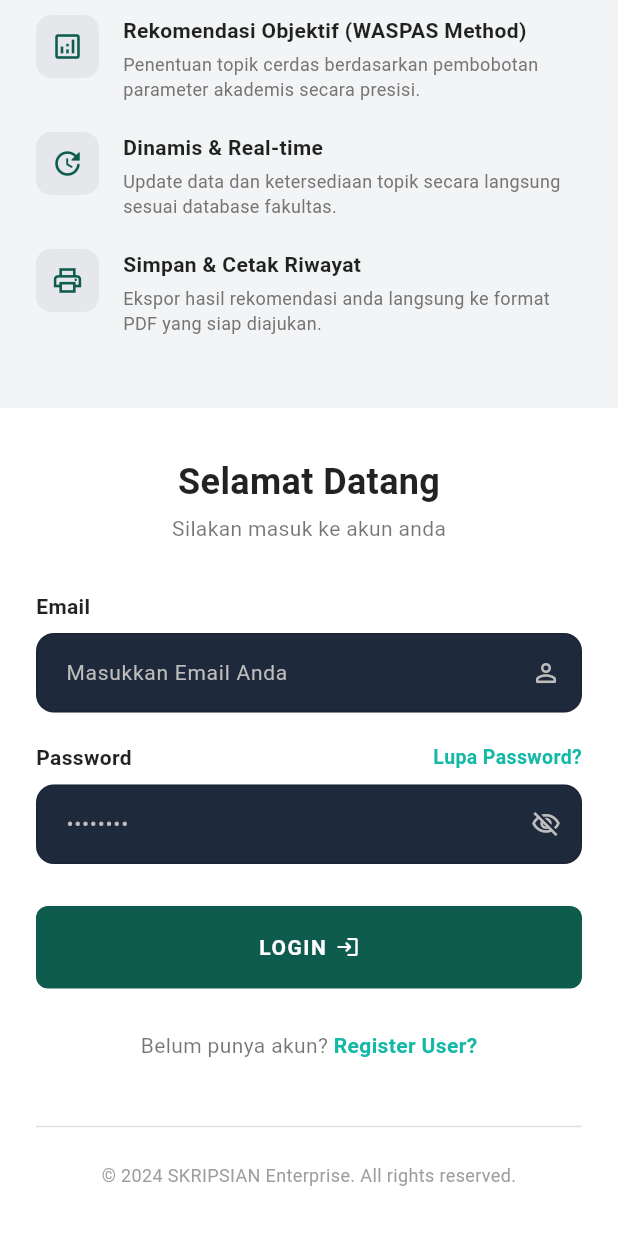
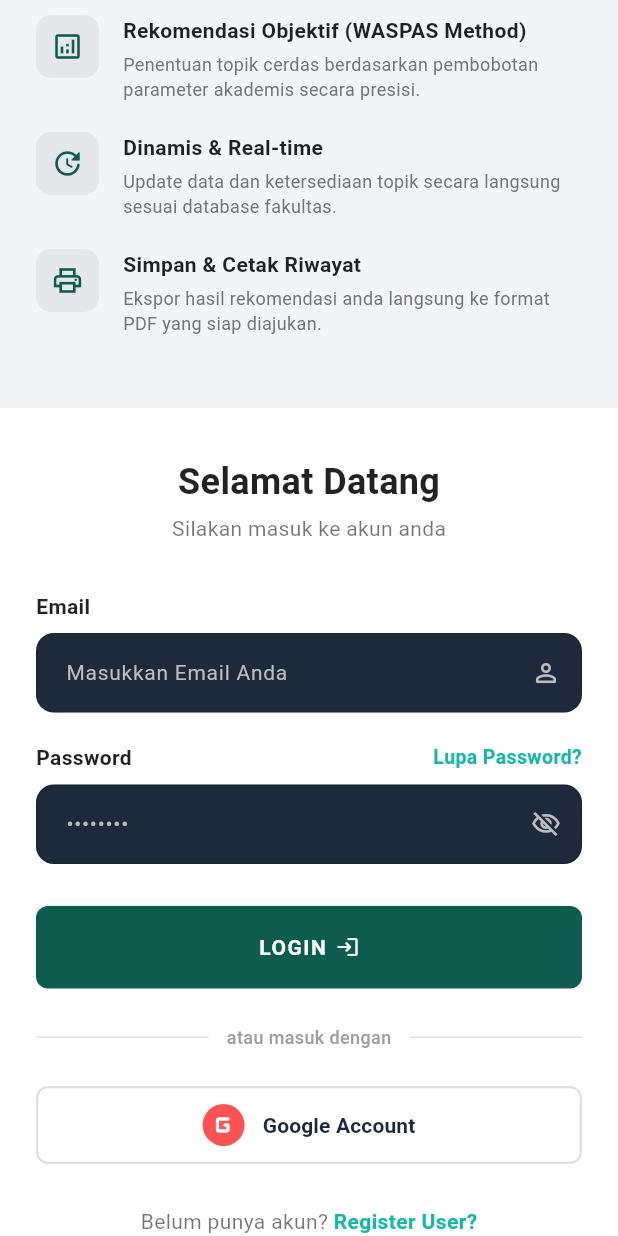
Before and after one commit to riyan-sa/flutter_spk, a Flutter app: the screen it shows after launch, scrolled down 235 dp, on a phone screen of 412 x 824 dp. Run offline on Flutter 3.47's test engine with Material 3 defaults, Android fonts, the phone set to English and light mode, and no system bars; our stand-ins replace dio, firebase_core, google_sign_in, image_picker, pdf, printing and 1 more; missing offline and left inert: google_mlkit_text_recognition; accounts and stored records are empty.

Commit message:
google login masih error

```diff
--- a/lib/main.dart
+++ b/lib/main.dart
@@ -1,5 +1,10 @@
 import 'package:flutter/material.dart';
 import 'package:provider/provider.dart';
+
+// ➔ IMPORT FIREBASE CORE & OPTIONS
+import 'package:firebase_core/firebase_core.dart';
+import 'firebase_options.dart'; // File ini otomatis dibuat oleh flutterfire cli
+
 import 'providers/auth_provider.dart';
 import 'providers/spk_provider.dart';
 import 'views/auth/login_page.dart';
@@ -8,13 +13,19 @@ import 'views/main_navigation.dart';
 import 'views/penilaian/form_penilaian_page.dart';
 import 'views/hasil/hasil_page.dart';
 import 'views/history/history_page.dart';
-// Import file splash screen dan theme lu
 import 'views/splash/splash_page.dart';
 import 'shared/theme.dart';
 
-// Hapus 'async' di void main karena kita gak butuh await checkLoginStatus lagi di sini
-void main() {
+// ➔ UBAH MAIN MENJADI ASYNC UNTUK INISIALISASI FIREBASE
+void main() async {
+  // Wajib dipanggil pertama kali jika ada proses await sebelum runApp
   WidgetsFlutterBinding.ensureInitialized();
+
+  // ➔ INISIALISASI FIREBASE
+  await Firebase.initializeApp(
+    options: DefaultFirebaseOptions.currentPlatform,
+  );
+
   final auth = AuthProvider();
 
   runApp(
@@ -35,7 +46,7 @@ class MainApp extends StatelessWidget {
   Widget build(BuildContext context) {
     return MaterialApp(
       debugShowCheckedModeBanner: false,
-      theme: AppTheme.lightTheme, // Memasang tema kustom lu
+      theme: AppTheme.lightTheme, // Memasang tema kustom
       // Aplikasi sekarang SELALU mulai dari SplashPage
       home: const SplashPage(),
 
@@ -45,8 +56,7 @@ class MainApp extends StatelessWidget {
         '/dashboard': (context) => const MainNavigation(),
         '/form-penilaian': (context) => const FormPenilaianPage(),
         '/hasil-rekomendasi': (context) => const HasilPage(),
-        '/history': (context) =>
-            const HistoryPage(), // Tambahkan route untuk HistoryPage
+        '/history': (context) => const HistoryPage(),
       },
     );
   }
--- a/lib/views/auth/login_page.dart
+++ b/lib/views/auth/login_page.dart
@@ -11,7 +11,7 @@ class LoginPage extends StatefulWidget {
 
 class _LoginPageState extends State<LoginPage> {
   final _formKey = GlobalKey<FormState>();
-  final _emailController = TextEditingController(); // Menggunakan email controller
+  final _emailController = TextEditingController();
   final _passwordController = TextEditingController();
   bool _isPasswordObscured = true;
   bool _isLoading = false;
@@ -20,7 +20,6 @@ class _LoginPageState extends State<LoginPage> {
     if (_formKey.currentState!.validate()) {
       setState(() => _isLoading = true);
 
-      // Mengirimkan email murni hasil inputan user ke API Laravel
       bool success = await Provider.of<AuthProvider>(context, listen: false).login(
         _emailController.text.trim(),
         _passwordController.text,
@@ -29,6 +28,7 @@ class _LoginPageState extends State<LoginPage> {
       setState(() => _isLoading = false);
 
       if (success && mounted) {
+        // Menyelaraskan rute perpindahan halaman utama setelah login sukses
         Navigator.pushReplacementNamed(context, '/dashboard');
       } else if (mounted) {
         ScaffoldMessenger.of(context).showSnackBar(
@@ -41,6 +41,24 @@ class _LoginPageState extends State<LoginPage> {
     }
   }
 
+  // LOGIKA BARU: Handle jembatan autentikasi Google Sign-In tambahan
+  void _handleGoogleLogin() async {
+    final authProvider = Provider.of<AuthProvider>(context, listen: false);
+
+    bool success = await authProvider.loginWithGoogle();
+
+    if (success && mounted) {
+      Navigator.pushReplacementNamed(context, '/dashboard');
+    } else if (mounted) {
+      ScaffoldMessenger.of(context).showSnackBar(
+        const SnackBar(
+          content: Text('Gagal masuk menggunakan akun Google!'),
+          backgroundColor: Colors.redAccent,
+        ),
+      );
+    }
+  }
+
   @override
   void dispose() {
     _emailController.dispose();
@@ -50,10 +68,15 @@ class _LoginPageState extends State<LoginPage> {
 
   @override
   Widget build(BuildContext context) {
-    const primaryColor = Color(0xFF0D5C4D); // Hijau Tua SKRIPSIAN
-    const tealColor = Color(0xFF14B8A6);    // Hijau Teal Akseror / Link
-    const darkFieldColor = Color(0xFF1E293B); // Input Box Gelap (Slate)
-    const grayBgColor = Color(0xFFF3F4F6);    // Latar Belakang Atas
+    final authProvider = Provider.of<AuthProvider>(context);
+
+    const primaryColor = Color(0xFF0D5C4D);
+    const tealColor = Color(0xFF14B8A6);
+    const darkFieldColor = Color(0xFF1E293B);
+    const grayBgColor = Color(0xFFF3F4F6);
+
+    // Menentukan state loading gabungan antara login lama dan login google
+    bool systemIsLoading = _isLoading || authProvider.isLoading;
 
     return Scaffold(
       backgroundColor: Colors.white,
@@ -63,7 +86,7 @@ class _LoginPageState extends State<LoginPage> {
             crossAxisAlignment: CrossAxisAlignment.stretch,
             children: [
               // ==========================================
-              // SECTION 1: HEADER & BANNER INFO (Latar Abu-abu Ringan)
+              // SECTION 1: HEADER & BANNER INFO
               // ==========================================
               Container(
                 color: grayBgColor,
@@ -120,7 +143,7 @@ class _LoginPageState extends State<LoginPage> {
               ),
 
               // ==========================================
-              // SECTION 2: FORM LOGIN (Latar Putih Bersih)
+              // SECTION 2: FORM LOGIN + GOOGLE ADD-ON
               // ==========================================
               Padding(
                 padding: const EdgeInsets.symmetric(horizontal: 24.0, vertical: 32.0),
@@ -139,7 +162,7 @@ class _LoginPageState extends State<LoginPage> {
                       ),
                       const SizedBox(height: 32),
 
-                      // FIELD 1: EMAIL INPUT (Label Username / NIM agar sinkron ke Figma)
+                      // FIELD 1: EMAIL INPUT
                       const Align(
                         alignment: Alignment.centerLeft,
                         child: Text(
@@ -150,10 +173,10 @@ class _LoginPageState extends State<LoginPage> {
                       const SizedBox(height: 8),
                       TextFormField(
                         controller: _emailController,
-                        keyboardType: TextInputType.emailAddress, // Mengoptimalkan keyboard untuk email
+                        keyboardType: TextInputType.emailAddress,
                         style: const TextStyle(color: Colors.white, fontSize: 14),
                         decoration: InputDecoration(
-                          hintText: 'Masukkan Email Anda', // Petunjuk pengisian email
+                          hintText: 'Masukkan Email Anda',
                           hintStyle: TextStyle(color: Colors.grey[400], fontSize: 14),
                           filled: true,
                           fillColor: darkFieldColor,
@@ -173,7 +196,7 @@ class _LoginPageState extends State<LoginPage> {
                       ),
                       const SizedBox(height: 20),
 
-                      // FIELD 2: PASSWORD + LUPA PASSWORD
+                      // FIELD 2: PASSWORD INPUT
                       Row(
                         mainAxisAlignment: MainAxisAlignment.spaceBetween,
                         children: [
@@ -215,11 +238,11 @@ class _LoginPageState extends State<LoginPage> {
                       ),
                       const SizedBox(height: 28),
 
-                      // TOMBOL LOGIN
+                      // TOMBOL UTAMA LAMA: EMAIL & PASSWORD LOGIN
                       SizedBox(
                         width: double.infinity,
                         child: ElevatedButton(
-                          onPressed: _isLoading ? null : _handleLogin,
+                          onPressed: systemIsLoading ? null : _handleLogin,
                           style: ElevatedButton.styleFrom(
                             backgroundColor: primaryColor,
                             foregroundColor: Colors.white,
@@ -227,7 +250,7 @@ class _LoginPageState extends State<LoginPage> {
                             shape: RoundedRectangleBorder(borderRadius: BorderRadius.circular(8)),
                             elevation: 0,
                           ),
-                          child: _isLoading
+                          child: systemIsLoading && _isLoading
                             ? const SizedBox(width: 20, height: 20, child: CircularProgressIndicator(color: Colors.white, strokeWidth: 2))
                             : Row(
                                 mainAxisAlignment: MainAxisAlignment.center,
@@ -239,9 +262,65 @@ class _LoginPageState extends State<LoginPage> {
                               ),
                         ),
                       ),
+                      const SizedBox(height: 24),
+
+                      // GARIS PEMBATAS VISUAL (OR SEPARATOR)
+                      Row(
+                        children: [
+                          Expanded(child: Divider(color: Colors.grey[300], thickness: 1)),
+                          Padding(
+                            padding: const EdgeInsets.symmetric(horizontal: 12),
+                            child: Text(
+                              "atau masuk dengan",
+                              style: TextStyle(color: Colors.grey[500], fontSize: 12, fontWeight: FontWeight.w500),
+                            ),
+                          ),
+                          Expanded(child: Divider(color: Colors.grey[300], thickness: 1)),
+                        ],
+                      ),
+                      const SizedBox(height: 24),
+
+                      // OPSI FITUR TAMBAHAN: TOMBOL GOOGLE AUTHENTICATION
+                      OutlinedButton(
+                        style: OutlinedButton.styleFrom(
+                          minimumSize: const Size(double.infinity, 52),
+                          side: BorderSide(color: Colors.grey[300]!, width: 1.5),
+                          shape: RoundedRectangleBorder(borderRadius: BorderRadius.circular(8)),
+                        ),
+                        onPressed: systemIsLoading ? null : _handleGoogleLogin,
+                        child: systemIsLoading && authProvider.isLoading
+                          ? const SizedBox(width: 20, height: 20, child: CircularProgressIndicator(color: primaryColor, strokeWidth: 2))
+                          : Row(
+                              mainAxisAlignment: MainAxisAlignment.center,
+                              children: [
+                                // Menggunakan Ikon G bawaan Flutter yang dibungkus lingkaran merah
+                                Container(
+                                  decoration: const BoxDecoration(
+                                    color: Colors.redAccent,
+                                    shape: BoxShape.circle,
+                                  ),
+                                  padding: const EdgeInsets.all(2),
+                                  child: const Icon(
+                                    Icons.g_mobiledata_rounded,
+                                    color: Colors.white,
+                                    size: 24,
+                                  ),
+                                ),
+                                const SizedBox(width: 12),
+                                const Text(
+                                  "Google Account",
+                                  style: TextStyle(
+                                    color: Color(0xFF1E293B),
+                                    fontSize: 14,
+                                    fontWeight: FontWeight.bold,
+                                  ),
+                                ),
+                              ],
+                            ),
+                      ),
                       const SizedBox(height: 28),
 
-                      // TEKS REGISTER USER
+                      // TEKS LINK REGISTER USER
                       Row(
                         mainAxisAlignment: MainAxisAlignment.center,
                         children: [
@@ -266,7 +345,7 @@ class _LoginPageState extends State<LoginPage> {
                       const Divider(color: Colors.black12, thickness: 1),
                       const SizedBox(height: 16),
                       Text(
-                        '© 2024 SKRIPSIAN Enterprise. All rights reserved.',
+                        '© 2026 SKRIPSIAN Enterprise. All rights reserved.',
                         textAlign: TextAlign.center,
                         style: TextStyle(color: Colors.grey[500], fontSize: 12),
                       ),
--- a/pubspec.yaml
+++ b/pubspec.yaml
@@ -52,6 +52,11 @@ dependencies:
   flutter_spinkit: ^5.2.1
   image_picker: ^1.2.2
   google_mlkit_text_recognition: ^0.15.1
+  google_sign_in: ^6.2.1
+
+  firebase_core: ^3.1.1
+
+  firebase_auth: ^5.1.1
 
 dev_dependencies:
   flutter_test:
```
Also changed, not shown: lib/providers/auth_provider.dart (+86 -0 lines), firebase.json (added), lib/firebase_options.dart (added), pubspec.lock, 7 other files.
